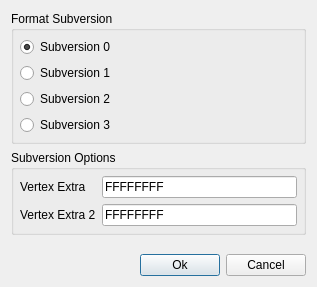
zturtleman/mm3d, file src/qtui/ms3dprompt.ui: the form before one commit.
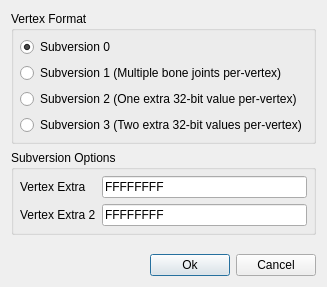
The form after the commit.

Commit message: Add descriptions for vertex subversions to MS3D export prompt

The edit to the form file:
```diff
--- a/src/qtui/ms3dprompt.ui
+++ b/src/qtui/ms3dprompt.ui
@@ -32,7 +32,7 @@
    <item>
     <widget class="QGroupBox" name="buttonGroup1">
      <property name="title">
-      <string>Format Subversion</string>
+      <string>Vertex Format</string>
      </property>
      <layout class="QVBoxLayout">
       <property name="spacing">
@@ -63,21 +63,21 @@
       <item>
        <widget class="QRadioButton" name="m_subVersion1">
         <property name="text">
-         <string>Subversion 1</string>
+         <string>Subversion 1 (Multiple bone joints per-vertex)</string>
         </property>
        </widget>
       </item>
       <item>
        <widget class="QRadioButton" name="m_subVersion2">
         <property name="text">
-         <string>Subversion 2</string>
+         <string>Subversion 2 (One extra 32-bit value per-vertex)</string>
         </property>
        </widget>
       </item>
       <item>
        <widget class="QRadioButton" name="m_subVersion3">
         <property name="text">
-         <string>Subversion 3</string>
+         <string>Subversion 3 (Two extra 32-bit values per-vertex)</string>
         </property>
        </widget>
       </item>
```
